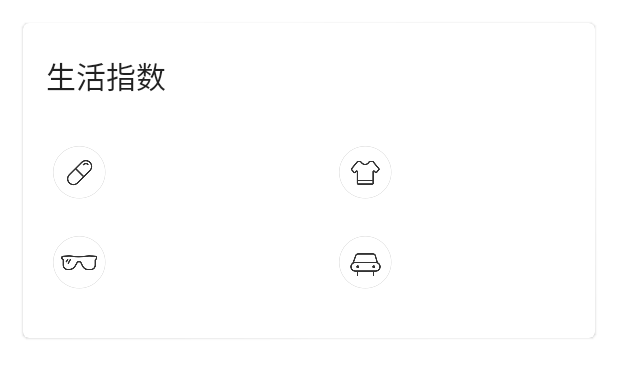
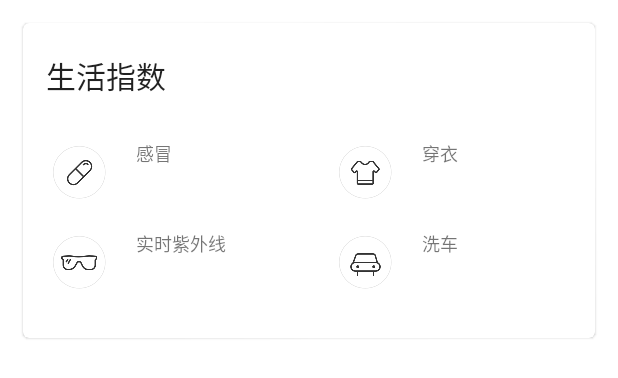
Before and after one commit to fjy-kyle/SunnyWeather, an Android app: the layout life_index.xml on its own in the app's theme, with its tools: preview values and no code run, on a phone screen of 412 x 824 dp. Shown: the top 378 px of the screen. Run offline under Robolectric (Android 15) with nearby library versions, the phone set to English and light mode, and no system bars.

```diff
--- a/app/src/main/java/com/sunnyweather/android/logic/Repository.kt
+++ b/app/src/main/java/com/sunnyweather/android/logic/Repository.kt
@@ -10,6 +10,7 @@ import kotlinx.coroutines.async
 import kotlinx.coroutines.coroutineScope
 import java.lang.Exception
 import java.lang.RuntimeException
+import kotlin.concurrent.thread
 import kotlin.coroutines.CoroutineContext
 
 // 仓库层的统一封装入口
@@ -66,7 +67,7 @@ object Repository {
             emit(result)
         }
 
-    fun savePlace(place: Place) = PlaceDao.savePlace(place)
+    fun savePlace(place: Place)= PlaceDao.savePlace(place)
 
     fun getSavedPlace() = PlaceDao.getSavedPlace()
 
--- a/app/src/main/java/com/sunnyweather/android/logic/dao/PlaceDao.kt
+++ b/app/src/main/java/com/sunnyweather/android/logic/dao/PlaceDao.kt
@@ -15,7 +15,6 @@ object PlaceDao {
         }
     }
 
-
     // 取出place ，(place)String 转成 (place)Json
     fun getSavedPlace(): Place {
         val placeJson = sharedPreferences().getString("place", "")
@@ -25,7 +24,6 @@ object PlaceDao {
     // 判断是否有数据已保存
     fun isPlaceSaved() = sharedPreferences().contains("place")
 
-
     private fun sharedPreferences() = SunnyWeatherApplication.context.
             getSharedPreferences("sunny_weather",0)
 }
--- a/app/src/main/java/com/sunnyweather/android/logic/model/Sky.kt
+++ b/app/src/main/java/com/sunnyweather/android/logic/model/Sky.kt
@@ -7,7 +7,7 @@ class Sky(val info: String, val icon: Int, val bg: Int)
 // 转换函数，将天气代码转换成Sky对象
 private val sky = mapOf(
     "CLEAR_DAY" to Sky("晴", R.drawable.ic_clear_day, R.drawable.bg_clear_day),
-    "CLEAR_NIGHT" to Sky("晴", R.drawable.bg_clear_night, R.drawable.bg_clear_night),
+    "CLEAR_NIGHT" to Sky("晴", R.drawable.ic_clear_night, R.drawable.bg_clear_night),
     "PARTLY_CLOUDY_DAY" to Sky("多云", R.drawable.ic_partly_cloud_day, R.drawable.bg_partly_cloudy_day),
     "PARTLY_CLOUDY_NIGHT" to Sky("多云", R.drawable.ic_partly_cloud_night, R.drawable.bg_partly_cloudy_night),
     "CLOUDY" to Sky("阴", R.drawable.ic_cloudy, R.drawable.bg_cloudy),
--- a/app/src/main/java/com/sunnyweather/android/ui/weather/WeatherViewModel.kt
+++ b/app/src/main/java/com/sunnyweather/android/ui/weather/WeatherViewModel.kt
@@ -1,10 +1,12 @@
 package com.sunnyweather.android.ui.weather
 
+import android.util.Log
 import androidx.lifecycle.MutableLiveData
 import androidx.lifecycle.Transformations
 import androidx.lifecycle.ViewModel
 import com.sunnyweather.android.logic.Location
 import com.sunnyweather.android.logic.Repository
+import kotlin.math.log
 
 class WeatherViewModel : ViewModel() {
 
--- a/app/src/main/res/layout/fragment_place.xml
+++ b/app/src/main/res/layout/fragment_place.xml
@@ -20,7 +20,7 @@
         <EditText
             android:id="@+id/searchPlaceEdit"
             android:layout_width="match_parent"
-            android:layout_height="40dp"
+            android:layout_height="48dp"
             android:layout_gravity="center_vertical"
             android:layout_marginStart="10dp"
             android:layout_marginEnd="10dp"
--- a/app/src/main/res/layout/life_index.xml
+++ b/app/src/main/res/layout/life_index.xml
@@ -50,7 +50,7 @@
                     android:orientation="vertical">
 
                     <TextView
-                        android:layout_width="match_parent"
+                        android:layout_width="wrap_content"
                         android:layout_height="wrap_content"
                         android:textSize="12sp"
                         android:text="感冒" />
@@ -88,7 +88,7 @@
                     android:orientation="vertical">
 
                     <TextView
-                        android:layout_width="match_parent"
+                        android:layout_width="wrap_content"
                         android:layout_height="wrap_content"
                         android:textSize="12sp"
                         android:text="穿衣" />
@@ -130,23 +130,23 @@
                         android:layout_width="wrap_content"
                         android:layout_height="wrap_content"
                         android:layout_centerVertical="true"
+                        android:layout_marginStart="20dp"
                         android:layout_toEndOf="@+id/ultravioletImg"
-                        android:layout_marginStart="20dp"
                         android:orientation="vertical">
 
                         <TextView
-                            android:layout_width="match_parent"
+                            android:layout_width="wrap_content"
                             android:layout_height="wrap_content"
-                            android:textSize="12sp"
-                            android:text="实时紫外线" />
+                            android:text="实时紫外线"
+                            android:textSize="12sp" />
 
                         <TextView
                             android:id="@+id/ultravioletText"
                             android:layout_width="wrap_content"
                             android:layout_height="wrap_content"
                             android:layout_marginTop="4dp"
-                            android:textSize="16dp"
-                            android:textColor="?android:attr/textColorPrimary"/>
+                            android:textColor="?android:attr/textColorPrimary"
+                            android:textSize="16dp" />
                     </LinearLayout>
 
                 </RelativeLayout>
@@ -173,7 +173,7 @@
                         android:orientation="vertical">
 
                         <TextView
-                            android:layout_width="match_parent"
+                            android:layout_width="wrap_content"
                             android:layout_height="wrap_content"
                             android:textSize="12sp"
                             android:text="洗车" />
--- a/build.gradle
+++ b/build.gradle
@@ -8,7 +8,7 @@ buildscript {
 
     }
     dependencies {
-        classpath 'com.android.tools.build:gradle:3.5.2'
+        classpath 'com.android.tools.build:gradle:7.1.2'
         classpath "org.jetbrains.kotlin:kotlin-gradle-plugin:$kotlin_version"
         // NOTE: Do not place your application dependencies here; they belong
         // in the individual module build.gradle files
```
Also changed, not shown: app/src/main/java/com/sunnyweather/android/ui/place/PlaceAdapter.kt (+14 -1 lines), app/src/main/java/com/sunnyweather/android/ui/place/PlaceFragment.kt (+11 -4 lines), app/src/main/java/com/sunnyweather/android/ui/weather/WeatherActivity.kt (+44 -6 lines), app/src/main/res/layout/activity_weather.xml (+35 -1 lines), app/src/main/res/layout/now.xml (+15 -4 lines), gradle/wrapper/gradle-wrapper.properties.
